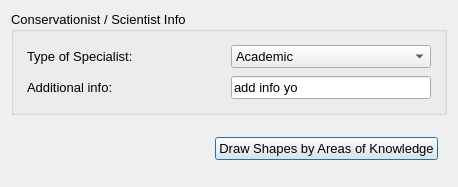
Ecotrust/openoceanmap-desktop, file oom_cobi_loreto/Interview/consscience.ui: the form before one commit.
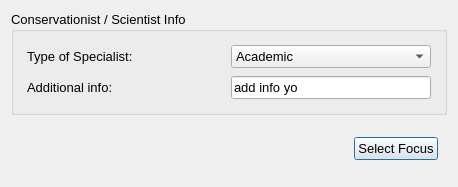
The form after the commit.

The edit to the form file:
```diff
--- a/oom_cobi_loreto/Interview/consscience.ui
+++ b/oom_cobi_loreto/Interview/consscience.ui
@@ -211,7 +211,7 @@
          </font>
         </property>
         <property name="text" >
-         <string>Draw Shapes by Areas of Knowledge</string>
+         <string>Select Focus</string>
         </property>
        </widget>
       </item>
```
